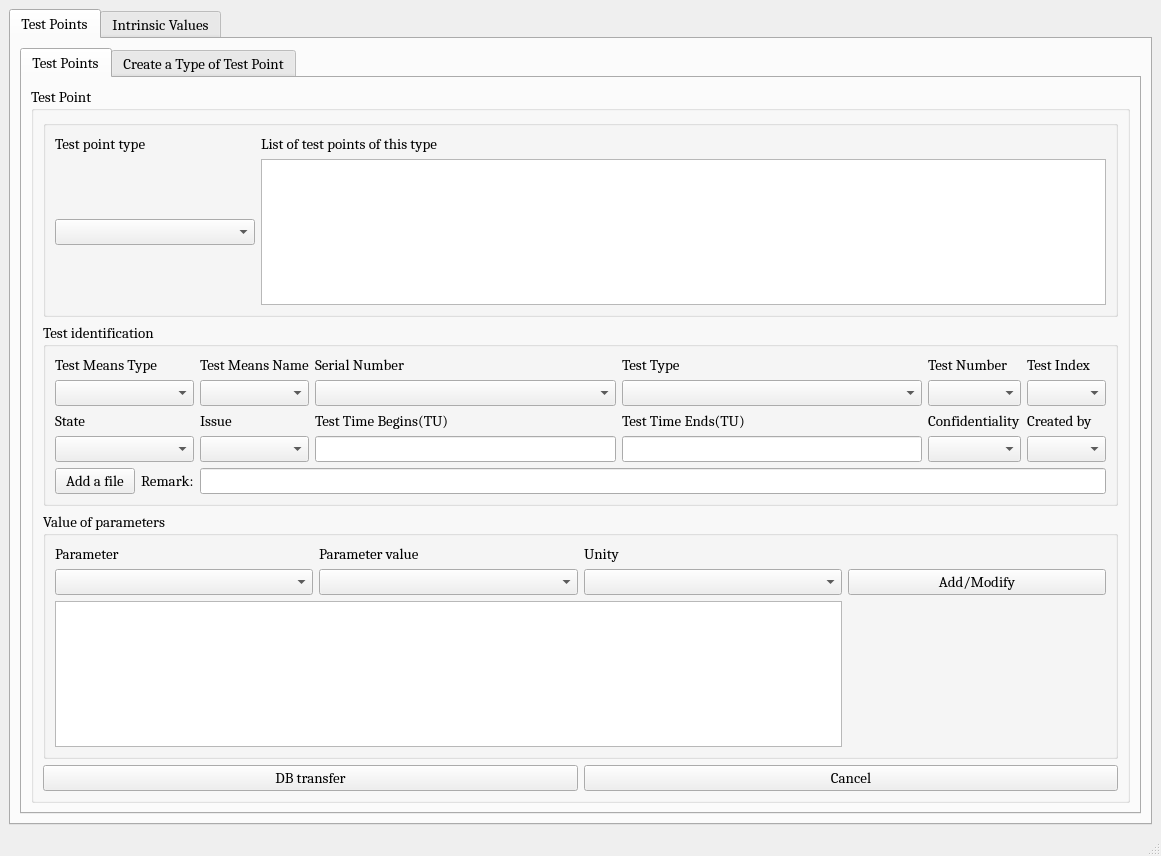
This is cleansky_LMSM/ui_to_py_by_qtdesigner/Exploitation_of_tests.ui in HouzeZHANG/CSLMSM as Qt 5 draws it before an edit. The edited form follows.
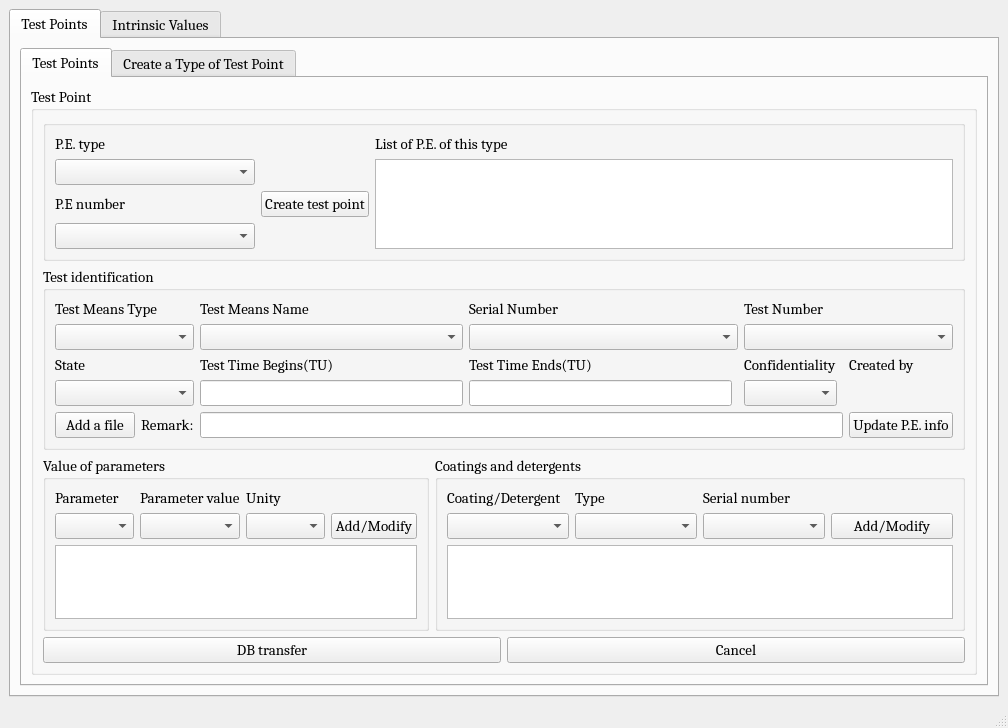
This is the edited form.

Commit message: feat: test point create

Diff of the .ui file:
```diff
--- a/cleansky_LMSM/ui_to_py_by_qtdesigner/Exploitation_of_tests.ui
+++ b/cleansky_LMSM/ui_to_py_by_qtdesigner/Exploitation_of_tests.ui
@@ -6,8 +6,8 @@
    <rect>
     <x>0</x>
     <y>0</y>
-    <width>1161</width>
-    <height>856</height>
+    <width>1008</width>
+    <height>708</height>
    </rect>
   </property>
   <property name="windowTitle">
@@ -73,48 +73,7 @@
                     <string/>
                    </property>
                    <layout class="QGridLayout" name="gridLayout_11">
-                    <item row="1" column="0">
-                     <widget class="QLabel" name="label">
-                      <property name="maximumSize">
-                       <size>
-                        <width>16777215</width>
-                        <height>50</height>
-                       </size>
-                      </property>
-                      <property name="font">
-                       <font>
-                        <family>Cambria</family>
-                        <pointsize>11</pointsize>
-                       </font>
-                      </property>
-                      <property name="text">
-                       <string>Test point type</string>
-                      </property>
-                     </widget>
-                    </item>
-                    <item row="2" column="0">
-                     <widget class="QComboBox" name="comboBox_2">
-                      <property name="minimumSize">
-                       <size>
-                        <width>200</width>
-                        <height>0</height>
-                       </size>
-                      </property>
-                      <property name="maximumSize">
-                       <size>
-                        <width>16777215</width>
-                        <height>16777215</height>
-                       </size>
-                      </property>
-                      <property name="font">
-                       <font>
-                        <family>Cambria</family>
-                        <pointsize>11</pointsize>
-                       </font>
-                      </property>
-                     </widget>
-                    </item>
-                    <item row="2" column="1">
+                    <item row="2" column="3" rowspan="3">
                      <widget class="QTableWidget" name="tableWidget">
                       <property name="maximumSize">
                        <size>
@@ -130,7 +89,7 @@
                       </property>
                      </widget>
                     </item>
-                    <item row="1" column="1">
+                    <item row="1" column="3">
                      <widget class="QLabel" name="label_2">
                       <property name="maximumSize">
                        <size>
@@ -145,7 +104,78 @@
                        </font>
                       </property>
                       <property name="text">
-                       <string>List of test points of this type</string>
+                       <string>List of P.E. of this type</string>
+                      </property>
+                     </widget>
+                    </item>
+                    <item row="1" column="0">
+                     <widget class="QLabel" name="label">
+                      <property name="maximumSize">
+                       <size>
+                        <width>16777215</width>
+                        <height>50</height>
+                       </size>
+                      </property>
+                      <property name="font">
+                       <font>
+                        <family>Cambria</family>
+                        <pointsize>11</pointsize>
+                       </font>
+                      </property>
+                      <property name="text">
+                       <string>P.E. type</string>
+                      </property>
+                     </widget>
+                    </item>
+                    <item row="2" column="0">
+                     <widget class="QComboBox" name="comboBox_2">
+                      <property name="minimumSize">
+                       <size>
+                        <width>200</width>
+                        <height>0</height>
+                       </size>
+                      </property>
+                      <property name="maximumSize">
+                       <size>
+                        <width>16777215</width>
+                        <height>16777215</height>
+                       </size>
+                      </property>
+                      <property name="font">
+                       <font>
+                        <family>Cambria</family>
+                        <pointsize>11</pointsize>
+                       </font>
+                      </property>
+                     </widget>
+                    </item>
+                    <item row="3" column="0">
+                     <widget class="QLabel" name="label_13">
+                      <property name="font">
+                       <font>
+                        <family>Cambria</family>
+                        <pointsize>11</pointsize>
+                       </font>
+                      </property>
+                      <property name="text">
+                       <string>P.E number</string>
+                      </property>
+                     </widget>
+                    </item>
+                    <item row="4" column="0">
+                     <widget class="QComboBox" name="comboBox_12">
+                      <property name="font">
+                       <font>
+                        <family>Cambria</family>
+                        <pointsize>11</pointsize>
+                       </font>
+                      </property>
+                     </widget>
+                    </item>
+                    <item row="3" column="1">
+                     <widget class="QPushButton" name="pushButton_16">
+                      <property name="text">
+                       <string>Create test point</string>
                       </property>
                      </widget>
                     </item>
@@ -163,257 +193,7 @@
                    <property name="title">
                     <string>Test identification</string>
                    </property>
-                   <layout class="QVBoxLayout" name="verticalLayout_2">
-                    <item>
                      <layout class="QGridLayout" name="gridLayout_3">
-                      <item row="0" column="4">
-                       <widget class="QLabel" name="label_7">
-                        <property name="font">
-                         <font>
-                          <family>Cambria</family>
-                          <pointsize>11</pointsize>
-                         </font>
-                        </property>
-                        <property name="text">
-                         <string>Test Number</string>
-                        </property>
-                       </widget>
-                      </item>
-                      <item row="3" column="5">
-                       <widget class="QComboBox" name="comboBox_13">
-                        <property name="font">
-                         <font>
-                          <family>Cambria</family>
-                          <pointsize>11</pointsize>
-                         </font>
-                        </property>
-                       </widget>
-                      </item>
-                      <item row="2" column="4">
-                       <widget class="QLabel" name="label_16">
-                        <property name="font">
-                         <font>
-                          <family>Cambria</family>
-                          <pointsize>11</pointsize>
-                         </font>
-                        </property>
-                        <property name="text">
-                         <string>Confidentiality</string>
-                        </property>
-                       </widget>
-                      </item>
-                      <item row="3" column="4">
-                       <widget class="QComboBox" name="comboBox_14">
-                        <property name="font">
-                         <font>
-                          <family>Cambria</family>
-                          <pointsize>11</pointsize>
-                         </font>
-                        </property>
-                       </widget>
-                      </item>
-                      <item row="2" column="1">
-                       <widget class="QLabel" name="label_13">
-                        <property name="font">
-                         <font>
-                          <family>Cambria</family>
-                          <pointsize>11</pointsize>
-                         </font>
-                        </property>
-                        <property name="text">
-                         <string>Issue</string>
-                        </property>
-                       </widget>
-                      </item>
-                      <item row="1" column="3">
-                       <widget class="QComboBox" name="comboBox_8">
-                        <property name="maximumSize">
-                         <size>
-                          <width>400</width>
-                          <height>16777215</height>
-                         </size>
-                        </property>
-                        <property name="font">
-                         <font>
-                          <family>Cambria</family>
-                          <pointsize>11</pointsize>
-                         </font>
-                        </property>
-                       </widget>
-                      </item>
-                      <item row="3" column="3">
-                       <widget class="QLineEdit" name="lineEdit_2">
-                        <property name="maximumSize">
-                         <size>
-                          <width>400</width>
-                          <height>16777215</height>
-                         </size>
-                        </property>
-                        <property name="font">
-                         <font>
-                          <family>Cambria</family>
-                          <pointsize>11</pointsize>
-                         </font>
-                        </property>
-                       </widget>
-                      </item>
-                      <item row="0" column="2">
-                       <widget class="QLabel" name="label_9">
-                        <property name="font">
-                         <font>
-                          <family>Cambria</family>
-                          <pointsize>11</pointsize>
-                         </font>
-                        </property>
-                        <property name="text">
-                         <string>Serial Number</string>
-                        </property>
-                       </widget>
-                      </item>
-                      <item row="0" column="3">
-                       <widget class="QLabel" name="label_8">
-                        <property name="font">
-                         <font>
-                          <family>Cambria</family>
-                          <pointsize>11</pointsize>
-                         </font>
-                        </property>
-                        <property name="text">
-                         <string>Test Type</string>
-                        </property>
-                       </widget>
-                      </item>
-                      <item row="1" column="2">
-                       <widget class="QComboBox" name="comboBox_7">
-                        <property name="font">
-                         <font>
-                          <family>Cambria</family>
-                          <pointsize>11</pointsize>
-                         </font>
-                        </property>
-                       </widget>
-                      </item>
-                      <item row="2" column="5">
-                       <widget class="QLabel" name="label_17">
-                        <property name="font">
-                         <font>
-                          <family>Cambria</family>
-                          <pointsize>11</pointsize>
-                         </font>
-                        </property>
-                        <property name="text">
-                         <string>Created by</string>
-                        </property>
-                       </widget>
-                      </item>
-                      <item row="2" column="3">
-                       <widget class="QLabel" name="label_15">
-                        <property name="font">
-                         <font>
-                          <family>Cambria</family>
-                          <pointsize>11</pointsize>
-                         </font>
-                        </property>
-                        <property name="text">
-                         <string>Test Time Ends(TU)</string>
-                        </property>
-                       </widget>
-                      </item>
-                      <item row="3" column="1">
-                       <widget class="QComboBox" name="comboBox_12">
-                        <property name="font">
-                         <font>
-                          <family>Cambria</family>
-                          <pointsize>11</pointsize>
-                         </font>
-                        </property>
-                       </widget>
-                      </item>
-                      <item row="0" column="5">
-                       <widget class="QLabel" name="label_6">
-                        <property name="font">
-                         <font>
-                          <family>Cambria</family>
-                          <pointsize>11</pointsize>
-                         </font>
-                        </property>
-                        <property name="text">
-                         <string>Test Index</string>
-                        </property>
-                       </widget>
-                      </item>
-                      <item row="2" column="0">
-                       <widget class="QLabel" name="label_12">
-                        <property name="font">
-                         <font>
-                          <family>Cambria</family>
-                          <pointsize>11</pointsize>
-                         </font>
-                        </property>
-                        <property name="text">
-                         <string>State</string>
-                        </property>
-                       </widget>
-                      </item>
-                      <item row="3" column="2">
-                       <widget class="QLineEdit" name="lineEdit">
-                        <property name="maximumSize">
-                         <size>
-                          <width>400</width>
-                          <height>16777215</height>
-                         </size>
-                        </property>
-                        <property name="font">
-                         <font>
-                          <family>Cambria</family>
-                          <pointsize>11</pointsize>
-                         </font>
-                        </property>
-                       </widget>
-                      </item>
-                      <item row="1" column="4">
-                       <widget class="QComboBox" name="comboBox_9">
-                        <property name="font">
-                         <font>
-                          <family>Cambria</family>
-                          <pointsize>11</pointsize>
-                         </font>
-                        </property>
-                       </widget>
-                      </item>
-                      <item row="1" column="5">
-                       <widget class="QComboBox" name="comboBox_10">
-                        <property name="font">
-                         <font>
-                          <family>Cambria</family>
-                          <pointsize>11</pointsize>
-                         </font>
-                        </property>
-                       </widget>
-                      </item>
-                      <item row="2" column="2">
-                       <widget class="QLabel" name="label_14">
-                        <property name="font">
-                         <font>
-                          <family>Cambria</family>
-                          <pointsize>11</pointsize>
-                         </font>
-                        </property>
-                        <property name="text">
-                         <string>Test Time Begins(TU)</string>
-                        </property>
-                       </widget>
-                      </item>
-                      <item row="1" column="0">
-                       <widget class="QComboBox" name="comboBox_5">
-                        <property name="font">
-                         <font>
-                          <family>Cambria</family>
-                          <pointsize>11</pointsize>
-                         </font>
-                        </property>
-                       </widget>
-                      </item>
                       <item row="0" column="0">
                        <widget class="QLabel" name="label_11">
                         <property name="font">
@@ -440,6 +220,29 @@
                         </property>
                        </widget>
                       </item>
+                    <item row="0" column="2" colspan="2">
+                     <widget class="QLabel" name="label_9">
+                      <property name="font">
+                       <font>
+                        <family>Cambria</family>
+                        <pointsize>11</pointsize>
+                       </font>
+                      </property>
+                      <property name="text">
+                       <string>Serial Number</string>
+                      </property>
+                     </widget>
+                    </item>
+                    <item row="1" column="0">
+                     <widget class="QComboBox" name="comboBox_5">
+                      <property name="font">
+                       <font>
+                        <family>Cambria</family>
+                        <pointsize>11</pointsize>
+                       </font>
+                      </property>
+                     </widget>
+                    </item>
                       <item row="1" column="1">
                        <widget class="QComboBox" name="comboBox_6">
                         <property name="font">
@@ -450,6 +253,29 @@
                         </property>
                        </widget>
                       </item>
+                    <item row="1" column="2" colspan="2">
+                     <widget class="QComboBox" name="comboBox_7">
+                      <property name="font">
+                       <font>
+                        <family>Cambria</family>
+                        <pointsize>11</pointsize>
+                       </font>
+                      </property>
+                     </widget>
+                    </item>
+                    <item row="2" column="0">
+                     <widget class="QLabel" name="label_12">
+                      <property name="font">
+                       <font>
+                        <family>Cambria</family>
+                        <pointsize>11</pointsize>
+                       </font>
+                      </property>
+                      <property name="text">
+                       <string>State</string>
+                      </property>
+                     </widget>
+                    </item>
                       <item row="3" column="0">
                        <widget class="QComboBox" name="comboBox_11">
                         <property name="font">
@@ -500,11 +326,142 @@
                         </property>
                        </widget>
                       </item>
-                     </layout>
+                    <item row="3" column="1">
+                     <widget class="QLineEdit" name="lineEdit">
+                      <property name="maximumSize">
+                       <size>
+                        <width>400</width>
+                        <height>16777215</height>
+                       </size>
+                      </property>
+                      <property name="font">
+                       <font>
+                        <family>Cambria</family>
+                        <pointsize>11</pointsize>
+                       </font>
+                      </property>
+                     </widget>
                     </item>
+                    <item row="2" column="1">
+                     <widget class="QLabel" name="label_14">
+                      <property name="font">
+                       <font>
+                        <family>Cambria</family>
+                        <pointsize>11</pointsize>
+                       </font>
+                      </property>
+                      <property name="text">
+                       <string>Test Time Begins(TU)</string>
+                      </property>
+                     </widget>
+                    </item>
+                    <item row="2" column="2">
+                     <widget class="QLabel" name="label_15">
+                      <property name="font">
+                       <font>
+                        <family>Cambria</family>
+                        <pointsize>11</pointsize>
+                       </font>
+                      </property>
+                      <property name="text">
+                       <string>Test Time Ends(TU)</string>
+                      </property>
+                     </widget>
+                    </item>
+                    <item row="3" column="2">
+                     <widget class="QLineEdit" name="lineEdit_2">
+                      <property name="maximumSize">
+                       <size>
+                        <width>400</width>
+                        <height>16777215</height>
+                       </size>
+                      </property>
+                      <property name="font">
+                       <font>
+                        <family>Cambria</family>
+                        <pointsize>11</pointsize>
+                       </font>
+                      </property>
+                     </widget>
+                    </item>
+                    <item row="2" column="4">
+                     <widget class="QLabel" name="label_16">
+                      <property name="font">
+                       <font>
+                        <family>Cambria</family>
+                        <pointsize>11</pointsize>
+                       </font>
+                      </property>
+                      <property name="text">
+                       <string>Confidentiality</string>
+                      </property>
+                     </widget>
+                    </item>
+                    <item row="3" column="4">
+                     <widget class="QComboBox" name="comboBox_14">
+                      <property name="font">
+                       <font>
+                        <family>Cambria</family>
+                        <pointsize>11</pointsize>
+                       </font>
+                      </property>
+                     </widget>
+                    </item>
+                    <item row="4" column="6">
+                     <widget class="QPushButton" name="pushButton_17">
+                      <property name="text">
+                       <string>Update P.E. info</string>
+                      </property>
+                     </widget>
+                    </item>
+                    <item row="3" column="6">
+                     <widget class="QLabel" name="label_50">
+                      <property name="text">
+                       <string/>
+                      </property>
+                     </widget>
+                    </item>
+                    <item row="2" column="6">
+                     <widget class="QLabel" name="label_17">
+                      <property name="font">
+                       <font>
+                        <family>Cambria</family>
+                        <pointsize>11</pointsize>
+                       </font>
+                      </property>
+                      <property name="text">
+                       <string>Created by</string>
+                      </property>
+                     </widget>
+                    </item>
+                    <item row="1" column="4" colspan="3">
+                     <widget class="QComboBox" name="comboBox_9">
+                      <property name="font">
+                       <font>
+                        <family>Cambria</family>
+                        <pointsize>11</pointsize>
+                       </font>
+                      </property>
+                     </widget>
+                    </item>
+                    <item row="0" column="4" colspan="2">
+                     <widget class="QLabel" name="label_7">
+                      <property name="font">
+                       <font>
+                        <family>Cambria</family>
+                        <pointsize>11</pointsize>
+                       </font>
+                      </property>
+                      <property name="text">
+                       <string>Test Number</string>
+                      </property>
+                     </widget>
+                    </item>
                    </layout>
                   </widget>
                  </item>
+                 <item>
+                  <layout class="QHBoxLayout" name="horizontalLayout_4">
                  <item>
                   <widget class="QGroupBox" name="groupBox_3">
                    <property name="font">
@@ -519,18 +476,8 @@
                    <layout class="QVBoxLayout" name="verticalLayout_5">
                     <item>
                      <layout class="QGridLayout" name="gridLayout_2">
-                      <item row="1" column="2">
-                       <widget class="QComboBox" name="comboBox_4">
-                        <property name="font">
-                         <font>
-                          <family>Cambria</family>
-                          <pointsize>11</pointsize>
-                         </font>
-                        </property>
-                       </widget>
-                      </item>
-                      <item row="0" column="1">
-                       <widget class="QLabel" name="label_4">
+                        <item row="1" column="3">
+                         <widget class="QPushButton" name="pushButton_3">
                         <property name="font">
                          <font>
                           <family>Cambria</family>
@@ -538,7 +485,7 @@
                          </font>
                         </property>
                         <property name="text">
-                         <string>Parameter value</string>
+                           <string>Add/Modify</string>
                         </property>
                        </widget>
                       </item>
@@ -555,13 +502,29 @@
                         </property>
                        </widget>
                       </item>
-                      <item row="2" column="0" colspan="3">
-                       <widget class="QTableWidget" name="tableWidget_2">
+                        <item row="0" column="1">
+                         <widget class="QLabel" name="label_4">
                         <property name="font">
                          <font>
                           <family>Cambria</family>
                           <pointsize>11</pointsize>
                          </font>
+                          </property>
+                          <property name="text">
+                           <string>Parameter value</string>
+                          </property>
+                         </widget>
+                        </item>
+                        <item row="0" column="2">
+                         <widget class="QLabel" name="label_3">
+                          <property name="font">
+                           <font>
+                            <family>Cambria</family>
+                            <pointsize>11</pointsize>
+                           </font>
+                          </property>
+                          <property name="text">
+                           <string>Unity</string>
                         </property>
                        </widget>
                       </item>
@@ -585,27 +548,71 @@
                         </property>
                        </widget>
                       </item>
+                        <item row="1" column="2">
+                         <widget class="QComboBox" name="comboBox_4">
+                          <property name="font">
+                           <font>
+                            <family>Cambria</family>
+                            <pointsize>11</pointsize>
+                           </font>
+                          </property>
+                         </widget>
+                        </item>
+                        <item row="2" column="0" colspan="4">
+                         <widget class="QTableWidget" name="tableWidget_2">
+                          <property name="font">
+                           <font>
+                            <family>Cambria</family>
+                            <pointsize>11</pointsize>
+                           </font>
+                          </property>
+                         </widget>
+                        </item>
+                       </layout>
+                      </item>
+                     </layout>
+                    </widget>
+                   </item>
+                   <item>
+                    <widget class="QGroupBox" name="groupBox_9">
+                     <property name="title">
+                      <string>Coatings and detergents</string>
+                     </property>
+                     <layout class="QVBoxLayout" name="verticalLayout_8">
+                      <item>
+                       <layout class="QGridLayout" name="gridLayout_13">
+                        <item row="0" column="0">
+                         <widget class="QLabel" name="label_32">
+                          <property name="text">
+                           <string>Coating/Detergent</string>
+                          </property>
+                         </widget>
+                        </item>
+                        <item row="1" column="1">
+                         <widget class="QComboBox" name="comboBox_19"/>
+                        </item>
+                        <item row="1" column="2">
+                         <widget class="QComboBox" name="comboBox_22"/>
+                        </item>
+                        <item row="0" column="1">
+                         <widget class="QLabel" name="label_36">
+                          <property name="text">
+                           <string>Type</string>
+                          </property>
+                         </widget>
+                        </item>
+                        <item row="1" column="0">
+                         <widget class="QComboBox" name="comboBox_17"/>
+                        </item>
                       <item row="0" column="2">
-                       <widget class="QLabel" name="label_3">
-                        <property name="font">
-                         <font>
-                          <family>Cambria</family>
-                          <pointsize>11</pointsize>
-                         </font>
-                        </property>
+                         <widget class="QLabel" name="label_47">
                         <property name="text">
-                         <string>Unity</string>
+                           <string>Serial number</string>
                         </property>
                        </widget>
                       </item>
                       <item row="1" column="3">
-                       <widget class="QPushButton" name="pushButton_3">
-                        <property name="font">
-                         <font>
-                          <family>Cambria</family>
-                          <pointsize>11</pointsize>
-                         </font>
-                        </property>
+                         <widget class="QPushButton" name="pushButton_8">
                         <property name="text">
                          <string>Add/Modify</string>
                         </property>
@@ -613,8 +620,15 @@
                       </item>
                      </layout>
                     </item>
-                   </layout>
-                  </widget>
+                      <item>
+                       <widget class="QTableWidget" name="tableWidget_7"/>
+                      </item>
+                     </layout>
+                    </widget>
+                   </item>
+                  </layout>
+                 </item>
+                </layout>
                  </item>
                  <item>
                   <layout class="QHBoxLayout" name="horizontalLayout">
@@ -653,8 +667,6 @@
                   </layout>
                  </item>
                 </layout>
-               </item>
-              </layout>
              </widget>
             </item>
            </layout>
@@ -666,13 +678,6 @@
            <layout class="QVBoxLayout" name="verticalLayout_3">
             <item>
              <layout class="QGridLayout" name="gridLayout_4">
-              <item row="3" column="2">
-               <widget class="QPushButton" name="pushButton_7">
-                <property name="text">
-                 <string>Create</string>
-                </property>
-               </widget>
-              </item>
               <item row="5" column="0" colspan="3">
                <widget class="QTableWidget" name="tableWidget_3">
                 <property name="maximumSize">
@@ -683,9 +688,6 @@
                 </property>
                </widget>
               </item>
-              <item row="1" column="0">
-               <widget class="QComboBox" name="comboBox_18"/>
-              </item>
               <item row="0" column="0">
                <widget class="QLabel" name="label_19">
                 <property name="text">
@@ -693,6 +695,9 @@
                 </property>
                </widget>
               </item>
+              <item row="1" column="0">
+               <widget class="QComboBox" name="comboBox_18"/>
+              </item>
               <item row="2" column="1">
                <widget class="QLabel" name="label_23">
                 <property name="text">
@@ -700,24 +705,20 @@
                 </property>
                </widget>
               </item>
-              <item row="2" column="0">
-               <widget class="QLabel" name="label_24">
-                <property name="text">
-                 <string>Parameter Name</string>
-                </property>
-               </widget>
-              </item>
-              <item row="3" column="0">
-               <widget class="QComboBox" name="comboBox_15"/>
-              </item>
               <item row="3" column="1">
                <widget class="QComboBox" name="comboBox_16"/>
               </item>
-              <item row="4" column="0">
-               <widget class="QLabel" name="label_48">
+              <item row="0" column="1">
+               <widget class="QLabel" name="label_21">
                 <property name="text">
-                 <string>List of (Parameter Name,Unity) for this Type of Test Point
-                                                </string>
+                 <string>State</string>
+                </property>
+               </widget>
+              </item>
+              <item row="3" column="2">
+               <widget class="QPushButton" name="pushButton_7">
+                <property name="text">
+                 <string>Create</string>
                 </property>
                </widget>
               </item>
@@ -746,10 +747,21 @@
                 </property>
                </widget>
               </item>
-              <item row="0" column="1">
-               <widget class="QLabel" name="label_21">
+              <item row="4" column="0">
+               <widget class="QLabel" name="label_48">
                 <property name="text">
-                 <string>State</string>
+                 <string>List of (Parameter Name,Unity) for this Type of Test Point
+                                                </string>
+                </property>
+               </widget>
+              </item>
+              <item row="3" column="0">
+               <widget class="QComboBox" name="comboBox_15"/>
+              </item>
+              <item row="1" column="2">
+               <widget class="QLabel" name="label_31">
+                <property name="text">
+                 <string/>
                 </property>
                </widget>
               </item>
@@ -760,10 +772,10 @@
                 </property>
                </widget>
               </item>
-              <item row="1" column="2">
-               <widget class="QLabel" name="label_31">
+              <item row="2" column="0">
+               <widget class="QLabel" name="label_24">
                 <property name="text">
-                 <string/>
+                 <string>Parameter Name</string>
                 </property>
                </widget>
               </item>
@@ -883,7 +895,7 @@
                  <x>9</x>
                  <y>19</y>
                  <width>1931</width>
-                 <height>122</height>
+                 <height>129</height>
                 </rect>
                </property>
                <layout class="QGridLayout" name="gridLayout_7">
```
Lines whose indentation alone changed are shown as unchanged. The commit also changes 7 other files.
